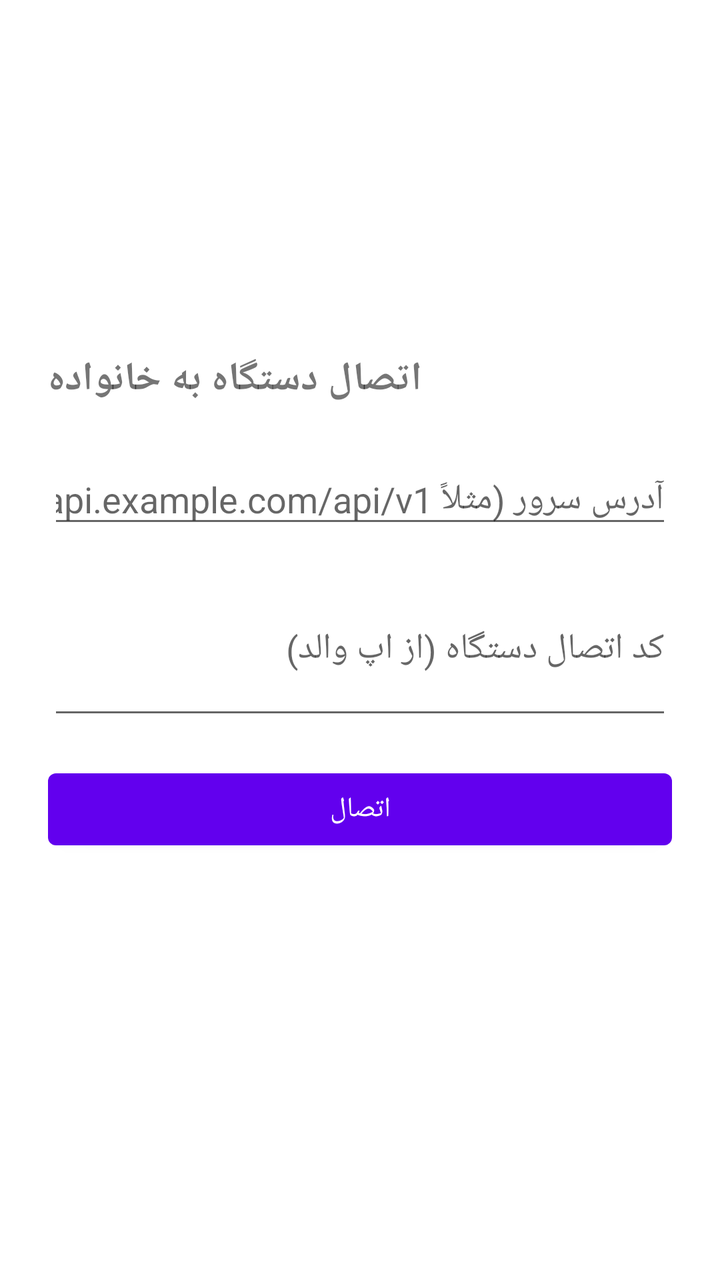
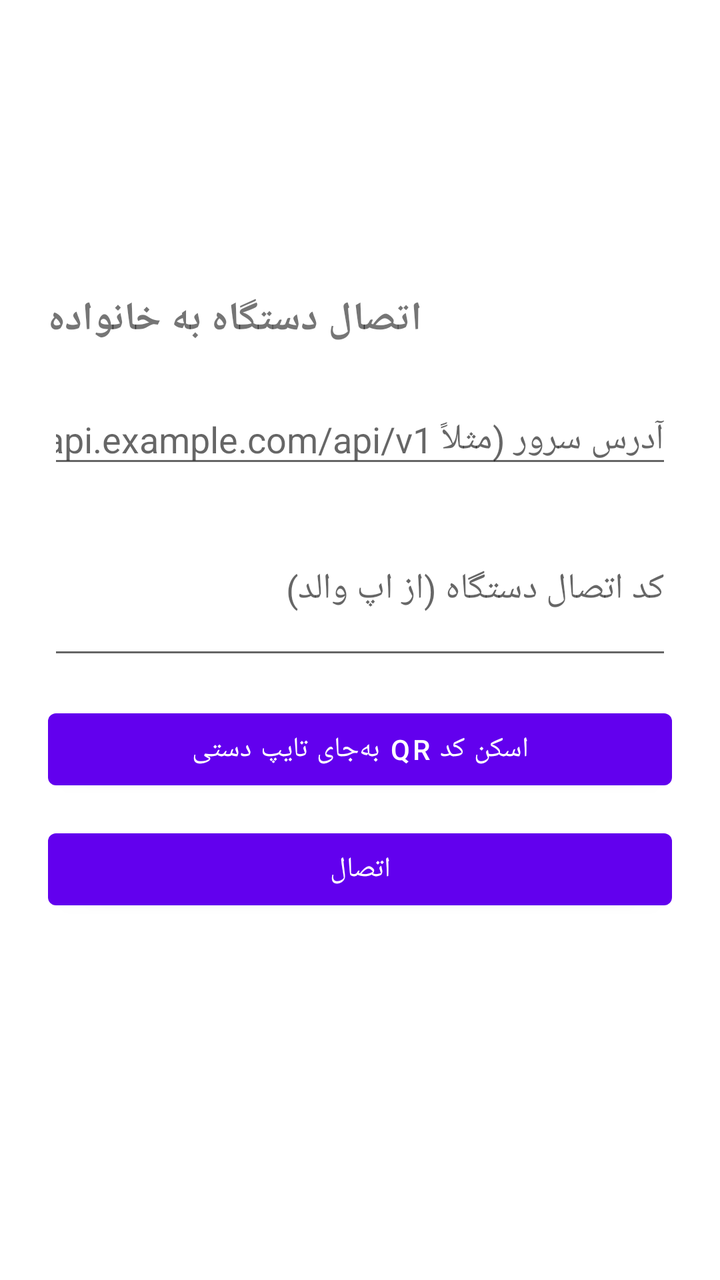

Compare the two renders of this Android layout. The source of the first and the diff that turns it into the second are given below.
<!-- AndroidManifest.xml: application theme Theme.DeviceAgent -->
<!-- res/layout/activity_enrollment.xml -->
<?xml version="1.0" encoding="utf-8"?>
<LinearLayout xmlns:android="http://schemas.android.com/apk/res/android"
    android:layout_width="match_parent"
    android:layout_height="match_parent"
    android:orientation="vertical"
    android:padding="24dp"
    android:gravity="center_vertical">

    <TextView
        android:id="@+id/titleText"
        android:layout_width="wrap_content"
        android:layout_height="wrap_content"
        android:text="@string/enrollment_title"
        android:textSize="20sp"
        android:textStyle="bold"
        android:layout_marginBottom="24dp" />

    <EditText
        android:id="@+id/apiBaseUrlInput"
        android:layout_width="match_parent"
        android:layout_height="wrap_content"
        android:hint="@string/api_base_url_hint"
        android:inputType="textUri"
        android:layout_marginBottom="12dp" />

    <EditText
        android:id="@+id/deviceTokenInput"
        android:layout_width="match_parent"
        android:layout_height="wrap_content"
        android:hint="@string/device_token_hint"
        android:inputType="textMultiLine"
        android:minLines="3"
        android:layout_marginBottom="16dp" />

    <Button
        android:id="@+id/enrollButton"
        android:layout_width="match_parent"
        android:layout_height="wrap_content"
        android:text="@string/enroll_button" />

    <TextView
        android:id="@+id/statusText"
        android:layout_width="match_parent"
        android:layout_height="wrap_content"
        android:layout_marginTop="16dp"
        android:gravity="center" />
</LinearLayout>
<!-- resources referenced by this layout -->
<resources>
  <string name="api_base_url_hint">آدرس سرور (مثلاً https://api.example.com/api/v1/)</string>
  <string name="device_token_hint">کد اتصال دستگاه (از اپ والد)</string>
  <string name="enroll_button">اتصال</string>
  <string name="enrollment_title">اتصال دستگاه به خانواده</string>
  <style name="Theme.DeviceAgent" parent="Theme.MaterialComponents.DayNight.NoActionBar" />
</resources>

<!-- the commit's change to res/layout/activity_enrollment.xml (unified diff, before → after) -->
@@ -33,6 +33,13 @@
         android:layout_marginBottom="16dp" />
 
     <Button
+        android:id="@+id/scanQrButton"
+        android:layout_width="match_parent"
+        android:layout_height="wrap_content"
+        android:layout_marginBottom="12dp"
+        android:text="@string/scan_qr_button" />
+
+    <Button
         android:id="@+id/enrollButton"
         android:layout_width="match_parent"
         android:layout_height="wrap_content"
<!-- resource entries referenced after the edit -->
@@ -4,6 +4,7 @@
   <string name="device_token_hint">کد اتصال دستگاه (از اپ والد)</string>
   <string name="enroll_button">اتصال</string>
   <string name="enrollment_title">اتصال دستگاه به خانواده</string>
+  <string name="scan_qr_button">اسکن کد QR به‌جای تایپ دستی</string>
   <style name="Theme.DeviceAgent" parent="Theme.MaterialComponents.DayNight.NoActionBar" />
 </resources>
 
